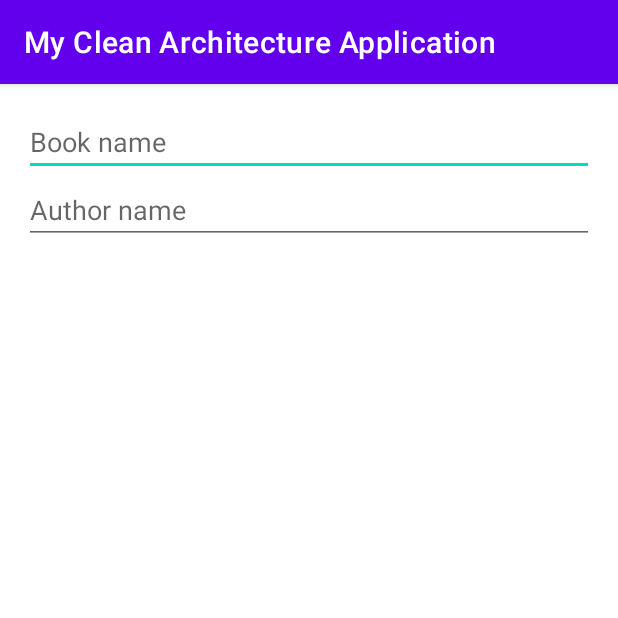
After one commit to DevPicon/clean-architecture-structure-sample, an Android app: the fragment AddBookFragment shown on its own in the app's theme, on a phone screen of 412 x 824 dp, the top half of it. The commit adds this screen. Run offline under Robolectric (Android 15) with nearby library versions, the phone set to English and light mode, and no system bars.

Commit message:
add presentation layer files

```diff
--- a/build.gradle
+++ b/build.gradle
@@ -6,7 +6,7 @@ buildscript {
     }
     dependencies {
         classpath "com.android.tools.build:gradle:7.0.3"
-        classpath "org.jetbrains.kotlin:kotlin-gradle-plugin:1.6.0"
+        classpath 'org.jetbrains.kotlin:kotlin-gradle-plugin:1.6.10'
 
         // NOTE: Do not place your application dependencies here; they belong
         // in the individual module build.gradle files
--- /dev/null
+++ b/presentation/src/main/java/pe/devpicon/android/mycleanarchitectureapplication/ui/addbook/AddBookFragment.kt
@@ -0,0 +1,32 @@
+package pe.devpicon.android.mycleanarchitectureapplication.ui.addbook
+
+import androidx.lifecycle.ViewModelProvider
+import android.os.Bundle
+import androidx.fragment.app.Fragment
+import android.view.LayoutInflater
+import android.view.View
+import android.view.ViewGroup
+import pe.devpicon.android.mycleanarchitectureapplication.R
+
+class AddBookFragment : Fragment() {
+
+    companion object {
+        fun newInstance() = AddBookFragment()
+    }
+
+    private lateinit var viewModel: AddBookViewModel
+
+    override fun onCreateView(
+        inflater: LayoutInflater, container: ViewGroup?,
+        savedInstanceState: Bundle?
+    ): View? {
+        return inflater.inflate(R.layout.fragment_add_book, container, false)
+    }
+
+    override fun onViewCreated(view: View, savedInstanceState: Bundle?) {
+        super.onViewCreated(view, savedInstanceState)
+        viewModel = ViewModelProvider(this)[AddBookViewModel::class.java]
+
+    }
+
+}
--- /dev/null
+++ b/presentation/src/main/java/pe/devpicon/android/mycleanarchitectureapplication/ui/addbook/AddBookViewModel.kt
@@ -0,0 +1,7 @@
+package pe.devpicon.android.mycleanarchitectureapplication.ui.addbook
+
+import androidx.lifecycle.ViewModel
+
+class AddBookViewModel : ViewModel() {
+    // TODO: Implement the ViewModel
+}
--- /dev/null
+++ b/presentation/src/main/java/pe/devpicon/android/mycleanarchitectureapplication/ui/listbook/ListBookViewModel.kt
@@ -0,0 +1,6 @@
+package pe.devpicon.android.mycleanarchitectureapplication.ui.listbook
+
+import androidx.lifecycle.ViewModel
+
+class ListBookViewModel: ViewModel() {
+}
--- /dev/null
+++ b/presentation/src/main/res/layout/fragment_add_book.xml
@@ -0,0 +1,33 @@
+<?xml version="1.0" encoding="utf-8"?>
+<androidx.constraintlayout.widget.ConstraintLayout xmlns:android="http://schemas.android.com/apk/res/android"
+    xmlns:app="http://schemas.android.com/apk/res-auto"
+    xmlns:tools="http://schemas.android.com/tools"
+    android:layout_width="match_parent"
+    android:layout_height="match_parent"
+    android:padding="16dp"
+    tools:context=".ui.addbook.AddBookFragment">
+
+    <EditText
+        android:id="@+id/et_book_name"
+        android:layout_width="0dp"
+        android:layout_height="wrap_content"
+        android:hint="@string/title_book_name"
+        android:importantForAutofill="no"
+        android:inputType="textAutoCorrect"
+        app:layout_constraintEnd_toEndOf="parent"
+        app:layout_constraintStart_toStartOf="parent"
+        app:layout_constraintTop_toTopOf="parent" />
+
+    <EditText
+        android:id="@+id/et_book_author"
+        android:layout_width="0dp"
+        android:layout_height="wrap_content"
+        android:autofillHints="name"
+        android:hint="@string/title_book_author"
+        android:inputType="textAutoCorrect"
+        app:layout_constraintEnd_toEndOf="parent"
+        app:layout_constraintStart_toStartOf="parent"
+        app:layout_constraintTop_toBottomOf="@+id/et_book_name" />
+
+
+</androidx.constraintlayout.widget.ConstraintLayout>
--- /dev/null
+++ b/presentation/src/main/res/values/dimens.xml
@@ -0,0 +1,4 @@
+<?xml version="1.0" encoding="utf-8"?>
+<resources>
+    <dimen name="text_margin">16dp</dimen>
+</resources>
--- a/presentation/src/main/res/values/strings.xml
+++ b/presentation/src/main/res/values/strings.xml
@@ -2,4 +2,6 @@
     <string name="app_name">My Clean Architecture Application</string>
     <string name="content_description_book_cover">book cover</string>
     <string name="content_description_add_book_button">Add Book</string>
+    <string name="title_book_name">Book name</string>
+    <string name="title_book_author">Author name</string>
 </resources>
```
Also changed, not shown: presentation/build.gradle (+9 -0 lines), presentation/src/main/java/pe/devpicon/android/mycleanarchitectureapplication/ui/detail/BookDetailFragment.kt (added, +32 -0 lines), presentation/src/main/java/pe/devpicon/android/mycleanarchitectureapplication/ui/detail/BookDetailViewModel.kt (added, +7 -0 lines), presentation/src/main/java/pe/devpicon/android/mycleanarchitectureapplication/ui/listbook/BookView.kt (added, +7 -0 lines), presentation/src/main/java/pe/devpicon/android/mycleanarchitectureapplication/ui/listbook/BookViewRecyclerViewAdapter.kt (added, +51 -0 lines), presentation/src/main/java/pe/devpicon/android/mycleanarchitectureapplication/ui/listbook/ListBookFragment.kt (added, +61 -0 lines), presentation/src/main/res/layout/fragment_book_detail.xml (added, +13 -0 lines), presentation/src/main/res/layout/fragment_list_book.xml (added, +13 -0 lines), presentation/src/main/res/navigation/nav_graph.xml (added, +22 -0 lines).
